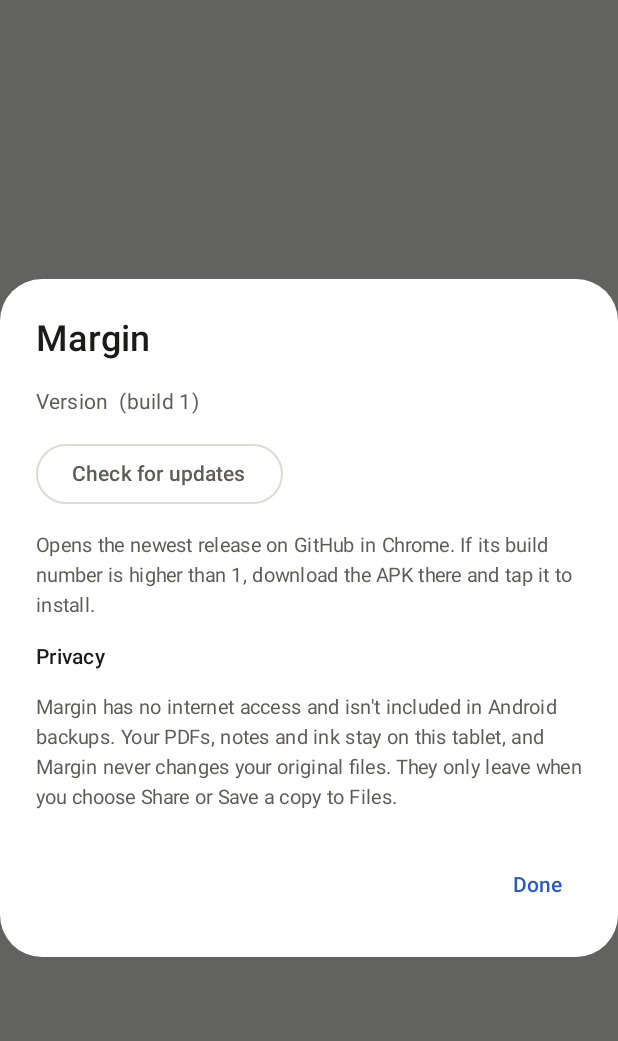
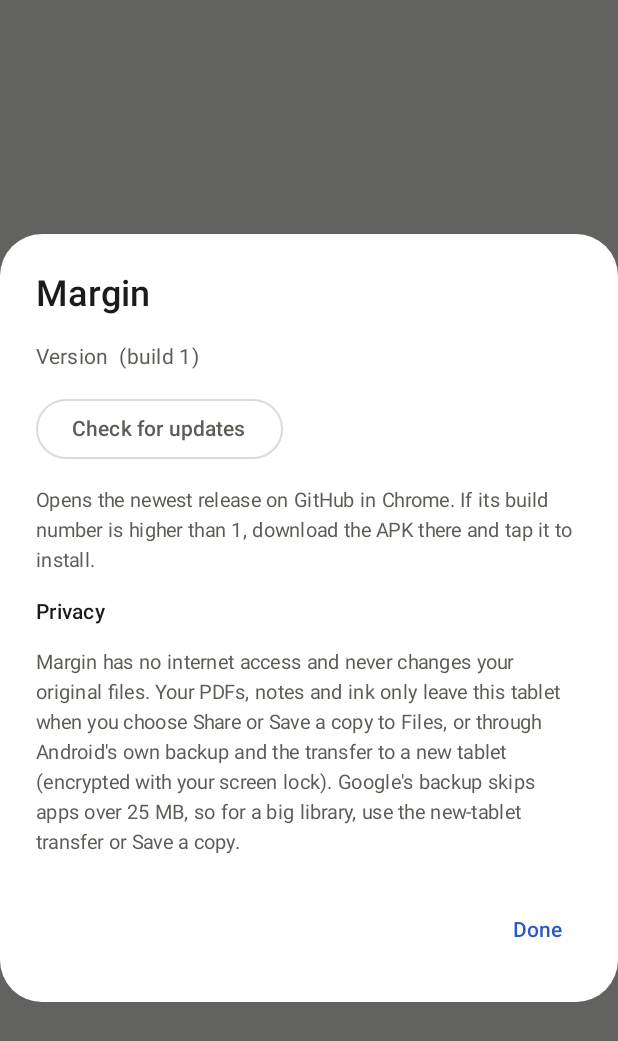
Before and after one commit to harmanwalia8-ship-it/Pdfpro, an Android app built with Jetpack Compose: the composable SettingsDialog shown on its own in the app's theme, on a phone screen of 412 x 824 dp. Shown: the top 1041 px of the screen. Run offline under Robolectric (Android 15) with nearby library versions, the phone set to English and light mode, and no system bars.

Commit message:
Turn Android backup and new-tablet transfer back on
Android's own backup (encrypted with the screen lock) and the transfer to a
new tablet take Margin's library, notes, ink and PDFs again. Margin itself
still has no internet access and never changes original files.

- Google's backup skips an app above 25 MB, so it leaves out only the
  untouched-original safety copies (originals/); the new-tablet transfer
  takes everything.
- Docs remember whether Margin has edited them, so after a restore without
  those safety copies a later save can't pass an inked copy off as the
  untouched original.
- PrivacyTest now guards this backup setup; Settings and README explain it.

Co-Authored-By: Claude Opus 5.5 <noreply@anthropic.com>
Claude-Session: https://claude.ai/code/session_01QJmzHez2NscjcSyc77eJhq

```diff
--- a/app/src/main/java/app/margin/ui/LibraryScreen.kt
+++ b/app/src/main/java/app/margin/ui/LibraryScreen.kt
@@ -548,9 +548,11 @@ private fun SettingsDialog(onDismiss: () -> Unit) {
                 )
                 Text("Privacy", color = c.text, fontSize = 14.sp, fontWeight = FontWeight.SemiBold)
                 Text(
-                    "Margin has no internet access and isn't included in Android backups. Your PDFs, notes " +
-                        "and ink stay on this tablet, and Margin never changes your original files. They only " +
-                        "leave when you choose Share or Save a copy to Files.",
+                    "Margin has no internet access and never changes your original files. Your PDFs, notes " +
+                        "and ink only leave this tablet when you choose Share or Save a copy to Files, or through " +
+                        "Android's own backup and the transfer to a new tablet (encrypted with your screen lock). " +
+                        "Google's backup skips apps over 25 MB, so for a big library, use the new-tablet transfer " +
+                        "or Save a copy.",
                     color = c.textMuted, fontSize = 13.sp,
                 )
             }
```
Also changed, not shown: app/src/main/AndroidManifest.xml (+6 -5 lines), app/src/main/java/app/margin/data/Library.kt (+8 -1 lines), app/src/main/java/app/margin/pdf/PdfStore.kt (+7 -4 lines), app/src/main/res/xml/backup_rules.xml (added, +8 -0 lines), app/src/main/res/xml/data_extraction_rules.xml (+8 -14 lines), 2 other files.
